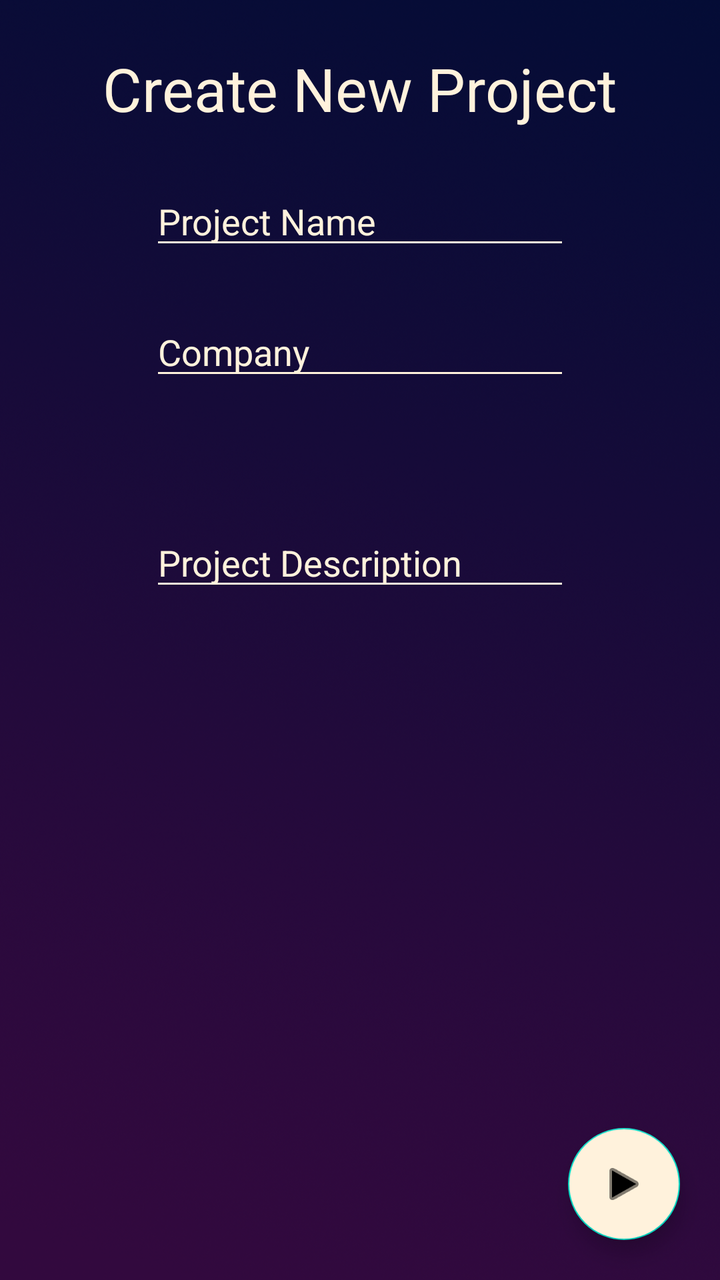
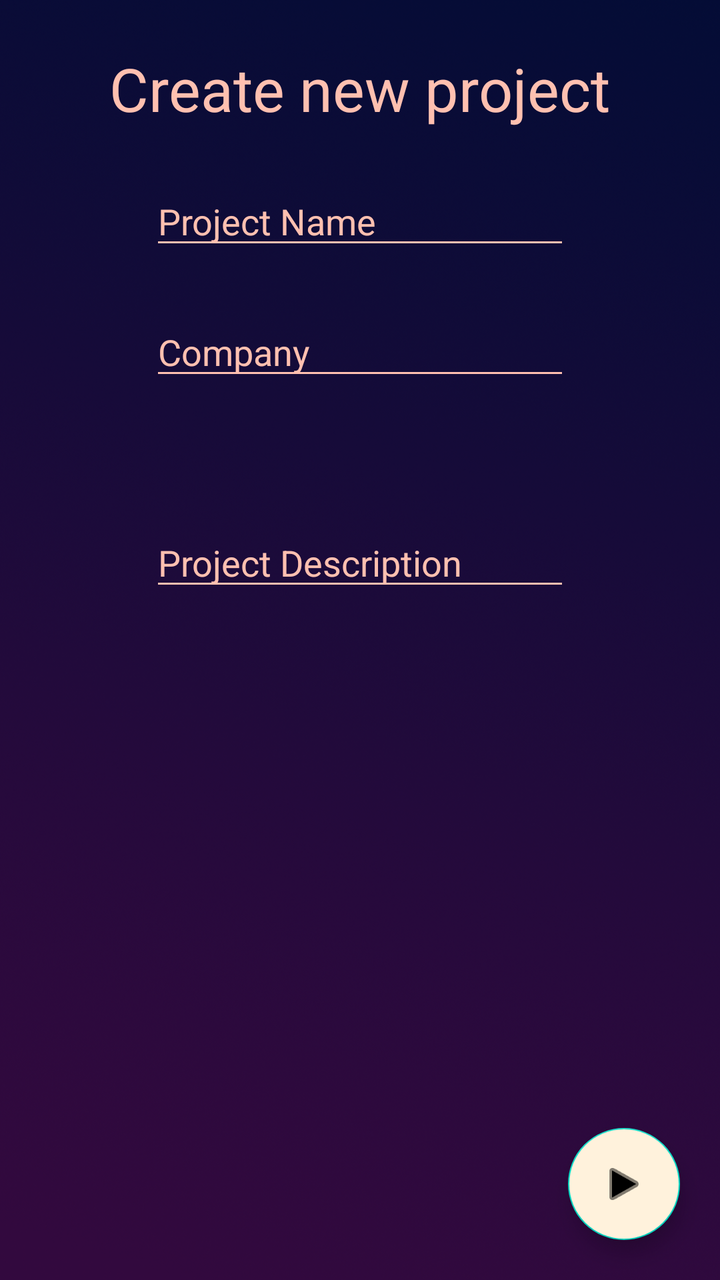

Two renders of the same Android screen: before a commit and after it. Below are the layout's source before the change and the commit's diff.
<!-- AndroidManifest.xml: activity theme Theme.Tasqr_NoToolBar -->
<!-- res/layout/activity_addproject.xml -->
<?xml version="1.0" encoding="utf-8"?>
<androidx.constraintlayout.widget.ConstraintLayout
    xmlns:android="http://schemas.android.com/apk/res/android"
    xmlns:app="http://schemas.android.com/apk/res-auto"
    xmlns:tools="http://schemas.android.com/tools"
    android:layout_width="match_parent"
    android:layout_height="match_parent"
    android:background="@drawable/backgroundlogin"
    >

    <EditText
        android:id="@+id/addedProjectName"
        android:layout_width="wrap_content"
        android:layout_height="wrap_content"
        android:layout_marginTop="24dp"
        android:backgroundTint="@color/alt_text_color"
        android:ems="10"
        android:hint="Project Name"
        android:inputType="textPersonName"
        android:textColor="@color/alt_text_color"
        android:textColorHint="@color/alt_text_color"
        app:layout_constraintEnd_toEndOf="@+id/textView4"
        app:layout_constraintStart_toStartOf="@+id/textView4"
        app:layout_constraintTop_toBottomOf="@+id/textView4" />

    <EditText
        android:id="@+id/addedProjectOwner"
        android:layout_width="wrap_content"
        android:layout_height="wrap_content"
        android:layout_marginTop="24dp"
        android:backgroundTint="@color/alt_text_color"
        android:ems="10"
        android:inputType="textPersonName"
        android:textColor="@color/alt_text_color"
        app:layout_constraintEnd_toEndOf="@+id/addedProjectName"
        app:layout_constraintStart_toStartOf="@+id/addedProjectName"
        app:layout_constraintTop_toBottomOf="@+id/addedProjectName"
        android:hint="@string/company"
        android:textColorHint="@color/alt_text_color" />

    <TextView
        android:id="@+id/textView4"
        android:layout_width="wrap_content"
        android:layout_height="wrap_content"
        android:layout_marginTop="24dp"
        android:text="Create New Project"
        android:textColor="@color/alt_text_color"
        android:textSize="30dp"
        app:layout_constraintEnd_toEndOf="parent"
        app:layout_constraintStart_toStartOf="parent"
        app:layout_constraintTop_toTopOf="parent" />

    <EditText
        android:id="@+id/desc"
        android:layout_width="wrap_content"
        android:layout_height="wrap_content"
        android:layout_marginTop="64dp"
        android:backgroundTint="@color/alt_text_color"
        android:ems="10"
        android:gravity="start|top"
        android:hint="Project Description"
        android:inputType="textMultiLine"
        android:textColor="@color/alt_text_color"
        android:textColorHint="@color/alt_text_color"
        app:layout_constraintEnd_toEndOf="@+id/addedProjectOwner"
        app:layout_constraintStart_toStartOf="@+id/addedProjectOwner"
        app:layout_constraintTop_toBottomOf="@+id/addedProjectOwner" />


    <com.google.android.material.floatingactionbutton.FloatingActionButton
        android:id="@+id/addPeopleButton"
        android:layout_width="wrap_content"
        android:layout_height="wrap_content"
        android:layout_marginEnd="20dp"
        android:layout_marginBottom="20dp"
        android:backgroundTint="@color/alt_text_color"
        android:src="@android:drawable/ic_media_play"
        app:layout_constraintBottom_toBottomOf="parent"
        app:layout_constraintEnd_toEndOf="parent" />
</androidx.constraintlayout.widget.ConstraintLayout>
<!-- resources referenced by this layout -->
<resources>
  <color name="alt_text_color">#FFF2DC</color>
  <!-- drawable backgroundlogin: jpg bitmap (drawable, 9335 bytes) -->
  <string name="company">Company</string>
  <style name="Theme.Tasqr_NoToolBar" parent="Theme.MaterialComponents.Light.NoActionBar">
          
          <item name="colorPrimary">@color/purple_500</item>
          <item name="colorPrimaryVariant">@color/purple_700</item>
          <item name="colorOnPrimary">@color/white</item>
          
          <item name="colorSecondary">@color/teal_200</item>
          <item name="colorSecondaryVariant">@color/teal_700</item>
          <item name="colorOnSecondary">@color/black</item>
          
          <item name="android:statusBarColor">@color/status_bar_color</item>
          
      </style>
  <color name="purple_500">#FF6200EE</color>
  <color name="purple_700">#FF3700B3</color>
  <color name="white">#FFFFFFFF</color>
  <color name="teal_200">#FF03DAC5</color>
  <color name="teal_700">#FF018786</color>
  <color name="black">#FF000000</color>
  <color name="status_bar_color">#070C36</color>
</resources>

<!-- the commit's change to res/layout/activity_addproject.xml (unified diff, before → after) -->
@@ -13,12 +13,12 @@
         android:layout_width="wrap_content"
         android:layout_height="wrap_content"
         android:layout_marginTop="24dp"
-        android:backgroundTint="@color/alt_text_color"
+        android:backgroundTint="@color/text_color"
         android:ems="10"
-        android:hint="Project Name"
+        android:hint="@string/projname"
         android:inputType="textPersonName"
-        android:textColor="@color/alt_text_color"
-        android:textColorHint="@color/alt_text_color"
+        android:textColor="@color/text_color"
+        android:textColorHint="@color/text_color"
         app:layout_constraintEnd_toEndOf="@+id/textView4"
         app:layout_constraintStart_toStartOf="@+id/textView4"
         app:layout_constraintTop_toBottomOf="@+id/textView4" />
@@ -28,24 +28,24 @@
         android:layout_width="wrap_content"
         android:layout_height="wrap_content"
         android:layout_marginTop="24dp"
-        android:backgroundTint="@color/alt_text_color"
+        android:backgroundTint="@color/text_color"
         android:ems="10"
+        android:hint="@string/company"
         android:inputType="textPersonName"
-        android:textColor="@color/alt_text_color"
+        android:textColor="@color/text_color"
+        android:textColorHint="@color/text_color"
         app:layout_constraintEnd_toEndOf="@+id/addedProjectName"
         app:layout_constraintStart_toStartOf="@+id/addedProjectName"
-        app:layout_constraintTop_toBottomOf="@+id/addedProjectName"
-        android:hint="@string/company"
-        android:textColorHint="@color/alt_text_color" />
+        app:layout_constraintTop_toBottomOf="@+id/addedProjectName" />
 
     <TextView
         android:id="@+id/textView4"
         android:layout_width="wrap_content"
         android:layout_height="wrap_content"
         android:layout_marginTop="24dp"
-        android:text="Create New Project"
-        android:textColor="@color/alt_text_color"
-        android:textSize="30dp"
+        android:text="@string/newproj"
+        android:textColor="@color/text_color"
+        android:textSize="30sp"
         app:layout_constraintEnd_toEndOf="parent"
         app:layout_constraintStart_toStartOf="parent"
         app:layout_constraintTop_toTopOf="parent" />
@@ -55,13 +55,13 @@
         android:layout_width="wrap_content"
         android:layout_height="wrap_content"
         android:layout_marginTop="64dp"
-        android:backgroundTint="@color/alt_text_color"
+        android:backgroundTint="@color/text_color"
         android:ems="10"
         android:gravity="start|top"
-        android:hint="Project Description"
+        android:hint="@string/projdesc"
         android:inputType="textMultiLine"
-        android:textColor="@color/alt_text_color"
-        android:textColorHint="@color/alt_text_color"
+        android:textColor="@color/text_color"
+        android:textColorHint="@color/text_color"
         app:layout_constraintEnd_toEndOf="@+id/addedProjectOwner"
         app:layout_constraintStart_toStartOf="@+id/addedProjectOwner"
         app:layout_constraintTop_toBottomOf="@+id/addedProjectOwner" />
<!-- resource entries referenced after the edit -->
@@ -1,8 +1,12 @@
 <!-- resources referenced by this layout -->
 <resources>
   <color name="alt_text_color">#FFF2DC</color>
+  <color name="text_color">#FFC0B0</color>
   <!-- drawable backgroundlogin: jpg bitmap (drawable, 9335 bytes) -->
   <string name="company">Company</string>
+  <string name="newproj">Create new project</string>
+  <string name="projdesc">Project Description</string>
+  <string name="projname">Project Name</string>
   <style name="Theme.Tasqr_NoToolBar" parent="Theme.MaterialComponents.Light.NoActionBar">
           
           <item name="colorPrimary">@color/purple_500</item>
